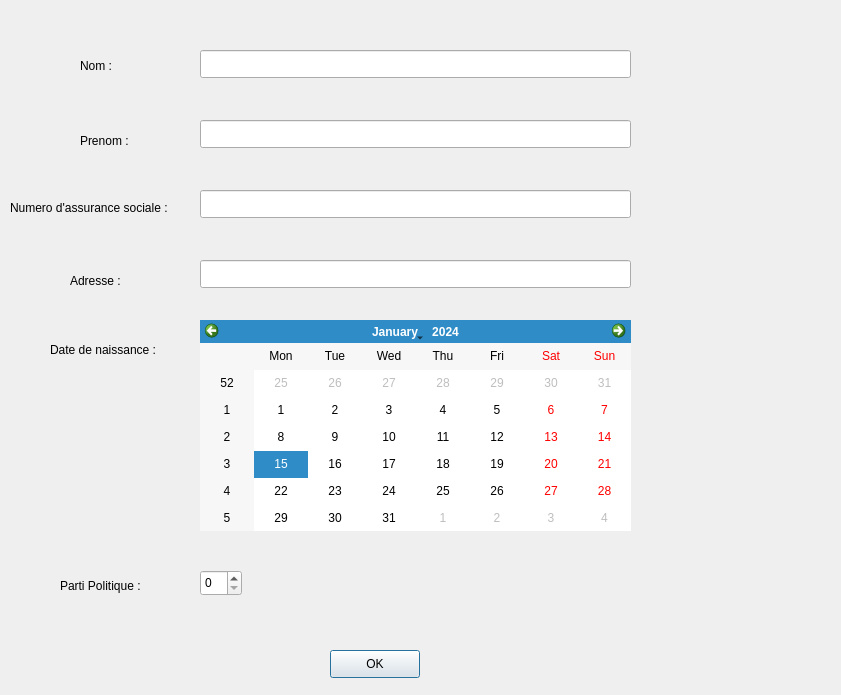
First picture: the form in CirconscriptionGUI/AjoutCandidat.ui, repository Houmine-Rayyane/Circonscription-Electorale, before the edit.
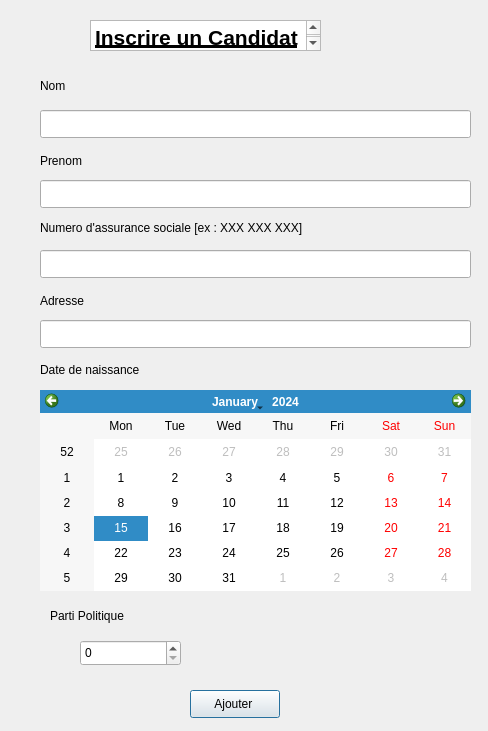
Second picture: the form after the edit.

Diff of the .ui file:
```diff
--- a/CirconscriptionGUI/AjoutCandidat.ui
+++ b/CirconscriptionGUI/AjoutCandidat.ui
@@ -6,8 +6,8 @@
    <rect>
     <x>0</x>
     <y>0</y>
-    <width>841</width>
-    <height>695</height>
+    <width>488</width>
+    <height>731</height>
    </rect>
   </property>
   <property name="windowTitle">
@@ -16,21 +16,21 @@
   <widget class="QLabel" name="label">
    <property name="geometry">
     <rect>
-     <x>80</x>
-     <y>50</y>
+     <x>40</x>
+     <y>70</y>
      <width>91</width>
      <height>31</height>
     </rect>
    </property>
    <property name="text">
-    <string>Nom :</string>
+    <string>Nom </string>
    </property>
   </widget>
   <widget class="QLineEdit" name="nom">
    <property name="geometry">
     <rect>
-     <x>200</x>
-     <y>50</y>
+     <x>40</x>
+     <y>110</y>
      <width>431</width>
      <height>28</height>
     </rect>
@@ -39,21 +39,21 @@
   <widget class="QLabel" name="label_2">
    <property name="geometry">
     <rect>
-     <x>80</x>
-     <y>130</y>
+     <x>40</x>
+     <y>150</y>
      <width>81</width>
      <height>21</height>
     </rect>
    </property>
    <property name="text">
-    <string>Prenom : </string>
+    <string>Prenom </string>
    </property>
   </widget>
   <widget class="QLineEdit" name="prenom">
    <property name="geometry">
     <rect>
-     <x>200</x>
-     <y>120</y>
+     <x>40</x>
+     <y>180</y>
      <width>431</width>
      <height>28</height>
     </rect>
@@ -62,44 +62,44 @@
   <widget class="QLabel" name="label_3">
    <property name="geometry">
     <rect>
-     <x>50</x>
-     <y>340</y>
+     <x>40</x>
+     <y>360</y>
      <width>121</width>
      <height>20</height>
     </rect>
    </property>
    <property name="text">
-    <string>Date de naissance :</string>
+    <string>Date de naissance </string>
    </property>
   </widget>
   <widget class="QCalendarWidget" name="dateN">
    <property name="geometry">
     <rect>
-     <x>200</x>
-     <y>320</y>
+     <x>40</x>
+     <y>390</y>
      <width>431</width>
-     <height>211</height>
+     <height>201</height>
     </rect>
    </property>
   </widget>
   <widget class="QLabel" name="label_4">
    <property name="geometry">
     <rect>
-     <x>70</x>
-     <y>270</y>
+     <x>40</x>
+     <y>290</y>
      <width>71</width>
      <height>21</height>
     </rect>
    </property>
    <property name="text">
-    <string>Adresse : </string>
+    <string>Adresse </string>
    </property>
   </widget>
   <widget class="QLineEdit" name="nas">
    <property name="geometry">
     <rect>
-     <x>200</x>
-     <y>190</y>
+     <x>40</x>
+     <y>250</y>
      <width>431</width>
      <height>28</height>
     </rect>
@@ -108,21 +108,21 @@
   <widget class="QLabel" name="label_5">
    <property name="geometry">
     <rect>
-     <x>10</x>
-     <y>200</y>
-     <width>181</width>
+     <x>40</x>
+     <y>220</y>
+     <width>371</width>
      <height>16</height>
     </rect>
    </property>
    <property name="text">
-    <string>Numero d'assurance sociale : </string>
+    <string>Numero d'assurance sociale [ex : XXX XXX XXX]</string>
    </property>
   </widget>
   <widget class="QLineEdit" name="adresse">
    <property name="geometry">
     <rect>
-     <x>200</x>
-     <y>260</y>
+     <x>40</x>
+     <y>320</y>
      <width>431</width>
      <height>28</height>
     </rect>
@@ -131,22 +131,22 @@
   <widget class="QLabel" name="label_6">
    <property name="geometry">
     <rect>
-     <x>60</x>
-     <y>570</y>
+     <x>50</x>
+     <y>600</y>
      <width>101</width>
      <height>31</height>
     </rect>
    </property>
    <property name="text">
-    <string>Parti Politique :</string>
+    <string>Parti Politique</string>
    </property>
   </widget>
   <widget class="QSpinBox" name="parti">
    <property name="geometry">
     <rect>
-     <x>200</x>
-     <y>570</y>
-     <width>42</width>
+     <x>80</x>
+     <y>640</y>
+     <width>101</width>
      <height>26</height>
     </rect>
    </property>
@@ -154,14 +154,31 @@
   <widget class="QPushButton" name="ok">
    <property name="geometry">
     <rect>
-     <x>330</x>
-     <y>650</y>
+     <x>190</x>
+     <y>690</y>
      <width>90</width>
      <height>28</height>
     </rect>
    </property>
    <property name="text">
-    <string>OK</string>
+    <string>Ajouter </string>
+   </property>
+  </widget>
+  <widget class="QTextEdit" name="textEdit">
+   <property name="geometry">
+    <rect>
+     <x>90</x>
+     <y>20</y>
+     <width>231</width>
+     <height>31</height>
+    </rect>
+   </property>
+   <property name="html">
+    <string>&lt;!DOCTYPE HTML PUBLIC &quot;-//W3C//DTD HTML 4.0//EN&quot; &quot;http://www.w3.org/TR/REC-html40/strict.dtd&quot;&gt;
+&lt;html&gt;&lt;head&gt;&lt;meta name=&quot;qrichtext&quot; content=&quot;1&quot; /&gt;&lt;style type=&quot;text/css&quot;&gt;
+p, li { white-space: pre-wrap; }
+&lt;/style&gt;&lt;/head&gt;&lt;body style=&quot; font-family:'Ubuntu'; font-size:10pt; font-weight:400; font-style:normal;&quot;&gt;
+&lt;p style=&quot; margin-top:12px; margin-bottom:12px; margin-left:0px; margin-right:0px; -qt-block-indent:0; text-indent:0px;&quot;&gt;&lt;span style=&quot; font-size:16pt; font-weight:600; text-decoration: underline;&quot;&gt;Inscrire un Candidat &lt;/span&gt;&lt;/p&gt;&lt;/body&gt;&lt;/html&gt;</string>
    </property>
   </widget>
  </widget>
```
